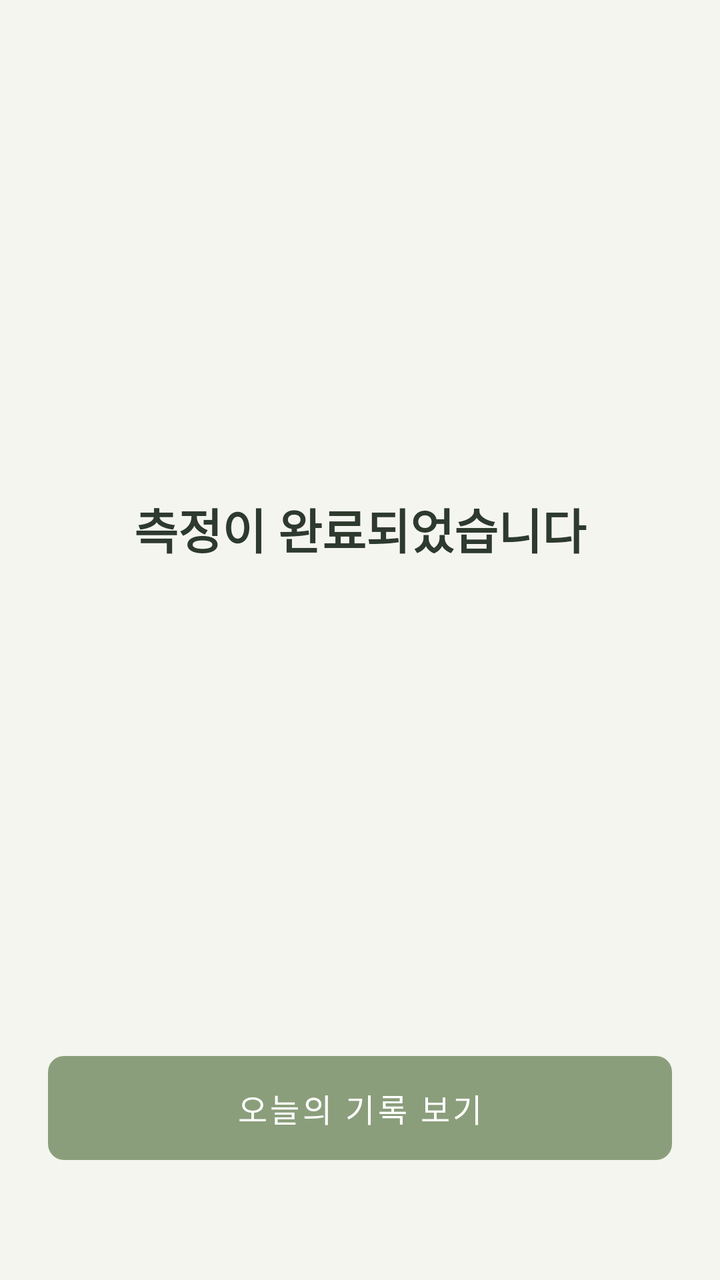
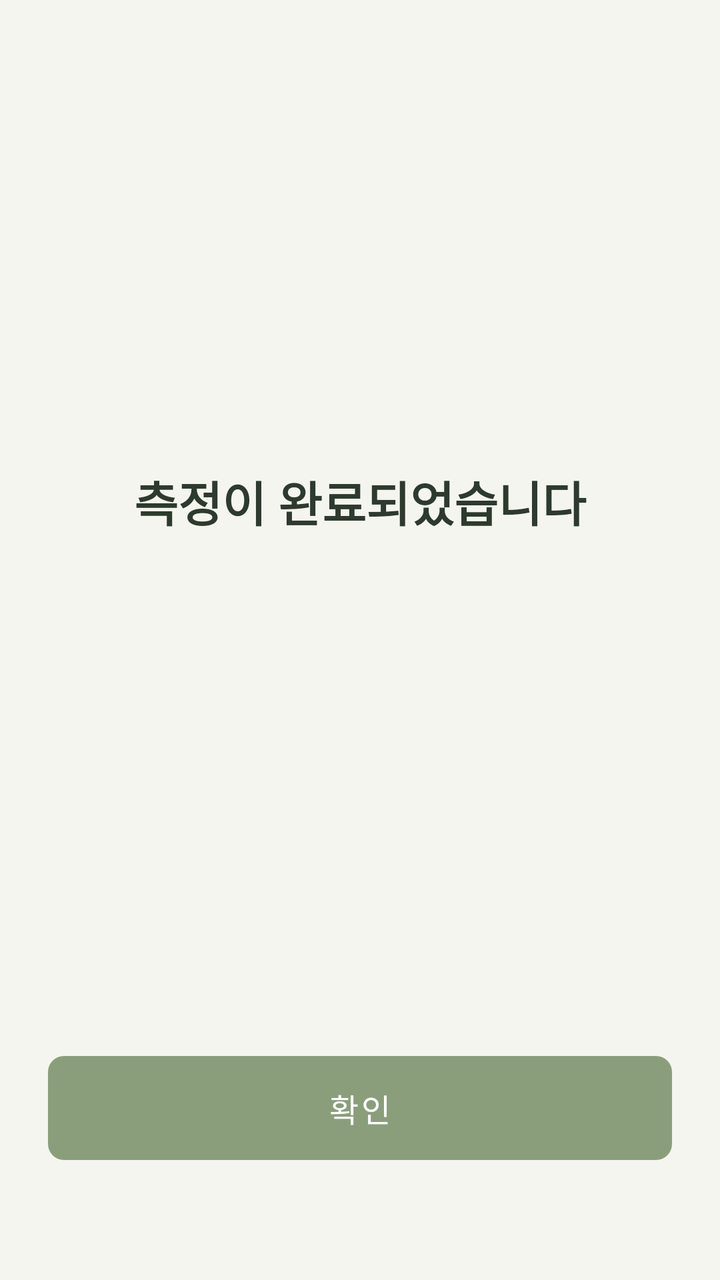

Two renders of the same Android screen: before a commit and after it. Below are the layout's source before the change and the commit's diff.
<!-- AndroidManifest.xml: application theme Theme.NewRitage -->
<!-- res/layout/activity_session_complete.xml -->
<?xml version="1.0" encoding="utf-8"?>
<FrameLayout
    xmlns:android="http://schemas.android.com/apk/res/android"
    xmlns:app="http://schemas.android.com/apk/res-auto"
    android:layout_width="match_parent"
    android:layout_height="match_parent"
    android:background="@color/background">

    
    <androidx.constraintlayout.widget.ConstraintLayout
        android:id="@+id/layoutComplete"
        android:layout_width="match_parent"
        android:layout_height="match_parent">

        <TextView
            android:id="@+id/tvCompleteTitle"
            android:layout_width="0dp"
            android:layout_height="wrap_content"
            android:text="@string/session_complete_title"
            android:textSize="24sp"
            android:textColor="@color/text_primary"
            android:textStyle="bold"
            android:gravity="center"
            app:layout_constraintTop_toTopOf="parent"
            app:layout_constraintBottom_toTopOf="@id/btnGoRecord"
            app:layout_constraintStart_toStartOf="parent"
            app:layout_constraintEnd_toEndOf="parent" />

        <Button
            android:id="@+id/btnGoRecord"
            android:layout_width="0dp"
            android:layout_height="52dp"
            android:text="오늘의 기록 보기"
            android:background="@drawable/btn_primary_bg"
            android:textColor="@color/white"
            android:textSize="16sp"
            android:stateListAnimator="@null"
            android:layout_marginStart="24dp"
            android:layout_marginEnd="24dp"
            android:layout_marginBottom="60dp"
            app:layout_constraintBottom_toBottomOf="parent"
            app:layout_constraintStart_toStartOf="parent"
            app:layout_constraintEnd_toEndOf="parent" />

    </androidx.constraintlayout.widget.ConstraintLayout>

    
    <ScrollView
        android:id="@+id/layoutRecord"
        android:layout_width="match_parent"
        android:layout_height="match_parent"
        android:visibility="gone"
        android:fillViewport="true">

        <LinearLayout
            android:layout_width="match_parent"
            android:layout_height="wrap_content"
            android:orientation="vertical"
            android:padding="16dp"
            android:paddingBottom="40dp">

            <TextView
                android:layout_width="match_parent"
                android:layout_height="56dp"
                android:text="오늘의 기록"
                android:textSize="18sp"
                android:textStyle="bold"
                android:textColor="@color/text_primary"
                android:gravity="center_vertical"
                android:paddingStart="8dp" />

            
            <androidx.cardview.widget.CardView
                android:layout_width="match_parent"
                android:layout_height="wrap_content"
                android:layout_marginBottom="16dp"
                app:cardCornerRadius="12dp"
                app:cardElevation="2dp"
                app:cardBackgroundColor="@color/surface">

                <LinearLayout
                    android:layout_width="match_parent"
                    android:layout_height="wrap_content"
                    android:orientation="vertical"
                    android:padding="20dp">

                    <LinearLayout
                        android:layout_width="match_parent"
                        android:layout_height="wrap_content"
                        android:orientation="horizontal"
                        android:layout_marginBottom="20dp">

                        <LinearLayout android:layout_width="0dp" android:layout_height="wrap_content"
                            android:layout_weight="1" android:orientation="vertical" android:gravity="center">
                            <TextView android:id="@+id/tvRecordMedTime"
                                android:layout_width="wrap_content" android:layout_height="wrap_content"
                                android:text="--:--" android:textSize="22sp"
                                android:textStyle="bold" android:textColor="@color/text_primary" />
                            <TextView android:layout_width="wrap_content" android:layout_height="wrap_content"
                                android:text="명상 시간" android:textSize="12sp" android:textColor="@color/text_secondary" />
                        </LinearLayout>

                        <View android:layout_width="1dp" android:layout_height="match_parent"
                            android:background="@color/divider" />

                        <LinearLayout android:layout_width="0dp" android:layout_height="wrap_content"
                            android:layout_weight="1" android:orientation="vertical" android:gravity="center">
                            <TextView android:id="@+id/tvRecordAvgPressure"
                                android:layout_width="wrap_content" android:layout_height="wrap_content"
                                android:text="-- kPa" android:textSize="22sp"
                                android:textStyle="bold" android:textColor="@color/text_primary" />
                            <TextView android:layout_width="wrap_content" android:layout_height="wrap_content"
                                android:text="평균 긴장도" android:textSize="12sp" android:textColor="@color/text_secondary" />
                        </LinearLayout>
                    </LinearLayout>

                    <LinearLayout
                        android:layout_width="match_parent"
                        android:layout_height="wrap_content"
                        android:orientation="horizontal">

                        <LinearLayout android:layout_width="0dp" android:layout_height="wrap_content"
                            android:layout_weight="1" android:orientation="vertical" android:gravity="center">
                            <TextView android:id="@+id/tvRecordMaxPressure"
                                android:layout_width="wrap_content" android:layout_height="wrap_content"
                                android:text="-- kPa" android:textSize="18sp"
                                android:textStyle="bold" android:textColor="@color/text_primary" />
                            <TextView android:layout_width="wrap_content" android:layout_height="wrap_content"
                                android:text="최고 압력" android:textSize="12sp" android:textColor="@color/text_secondary" />
                        </LinearLayout>

                        <View android:layout_width="1dp" android:layout_height="match_parent"
                            android:background="@color/divider" />

                        <LinearLayout android:layout_width="0dp" android:layout_height="wrap_content"
                            android:layout_weight="1" android:orientation="vertical" android:gravity="center">
                            <TextView android:id="@+id/tvRecordMinPressure"
                                android:layout_width="wrap_content" android:layout_height="wrap_content"
                                android:text="-- kPa" android:textSize="18sp"
                                android:textStyle="bold" android:textColor="@color/text_primary" />
                            <TextView android:layout_width="wrap_content" android:layout_height="wrap_content"
                                android:text="최저 압력" android:textSize="12sp" android:textColor="@color/text_secondary" />
                        </LinearLayout>
                    </LinearLayout>
                </LinearLayout>
            </androidx.cardview.widget.CardView>

            
            <androidx.cardview.widget.CardView
                android:layout_width="match_parent"
                android:layout_height="wrap_content"
                android:layout_marginBottom="24dp"
                app:cardCornerRadius="12dp"
                app:cardElevation="2dp"
                app:cardBackgroundColor="@color/surface">

                <LinearLayout
                    android:layout_width="match_parent"
                    android:layout_height="wrap_content"
                    android:orientation="vertical"
                    android:padding="20dp">

                    <TextView
                        android:layout_width="match_parent"
                        android:layout_height="wrap_content"
                        android:text="오늘의 감정"
                        android:textSize="14sp"
                        android:textColor="@color/text_secondary"
                        android:layout_marginBottom="12dp" />

                    <EditText
                        android:id="@+id/etEmotion"
                        android:layout_width="match_parent"
                        android:layout_height="100dp"
                        android:hint="오늘의 감정을 작성해 주세요"
                        android:background="@drawable/bg_input_rounded"
                        android:padding="12dp"
                        android:gravity="top"
                        android:inputType="textMultiLine"
                        android:textSize="14sp" />
                </LinearLayout>
            </androidx.cardview.widget.CardView>

            <Button
                android:id="@+id/btnSaveRecord"
                android:layout_width="match_parent"
                android:layout_height="52dp"
                android:text="저장하기"
                android:background="@drawable/btn_primary_bg"
                android:textColor="@color/white"
                android:textSize="16sp"
                android:stateListAnimator="@null" />

        </LinearLayout>
    </ScrollView>

    
    <androidx.constraintlayout.widget.ConstraintLayout
        android:id="@+id/layoutThread"
        android:layout_width="match_parent"
        android:layout_height="match_parent"
        android:visibility="gone">

        <TextView
            android:id="@+id/tvThreadTitle"
            android:layout_width="0dp"
            android:layout_height="wrap_content"
            android:text="@string/thread_provide_title"
            android:textSize="20sp"
            android:textColor="@color/text_primary"
            android:textStyle="bold"
            android:gravity="center"
            android:layout_marginStart="32dp"
            android:layout_marginEnd="32dp"
            app:layout_constraintTop_toTopOf="parent"
            app:layout_constraintBottom_toTopOf="@id/threadColorView"
            app:layout_constraintStart_toStartOf="parent"
            app:layout_constraintEnd_toEndOf="parent"
            app:layout_constraintVertical_chainStyle="packed" />

        
        <View
            android:id="@+id/threadColorView"
            android:layout_width="160dp"
            android:layout_height="160dp"
            android:background="@drawable/bg_thread_square"
            android:layout_marginTop="24dp"
            app:layout_constraintTop_toBottomOf="@id/tvThreadTitle"
            app:layout_constraintBottom_toTopOf="@id/tvThreadColorName"
            app:layout_constraintStart_toStartOf="parent"
            app:layout_constraintEnd_toEndOf="parent" />

        <TextView
            android:id="@+id/tvThreadColorName"
            android:layout_width="wrap_content"
            android:layout_height="wrap_content"
            android:text=""
            android:textSize="16sp"
            android:textColor="@color/text_secondary"
            android:layout_marginTop="12dp"
            app:layout_constraintTop_toBottomOf="@id/threadColorView"
            app:layout_constraintBottom_toTopOf="@id/tvThreadSubtitle"
            app:layout_constraintStart_toStartOf="parent"
            app:layout_constraintEnd_toEndOf="parent" />

        <TextView
            android:id="@+id/tvThreadSubtitle"
            android:layout_width="0dp"
            android:layout_height="wrap_content"
            android:text="@string/thread_provide_subtitle"
            android:textSize="13sp"
            android:textColor="@color/text_hint"
            android:gravity="center"
            android:layout_marginStart="32dp"
            android:layout_marginEnd="32dp"
            android:layout_marginTop="8dp"
            app:layout_constraintTop_toBottomOf="@id/tvThreadColorName"
            app:layout_constraintBottom_toBottomOf="parent"
            app:layout_constraintStart_toStartOf="parent"
            app:layout_constraintEnd_toEndOf="parent" />

        <Button
            android:id="@+id/btnGoMain"
            android:layout_width="0dp"
            android:layout_height="52dp"
            android:text="@string/btn_go_main"
            android:background="@drawable/btn_primary_bg"
            android:textColor="@color/white"
            android:textSize="16sp"
            android:stateListAnimator="@null"
            android:layout_marginStart="24dp"
            android:layout_marginEnd="24dp"
            android:layout_marginBottom="60dp"
            app:layout_constraintBottom_toBottomOf="parent"
            app:layout_constraintStart_toStartOf="parent"
            app:layout_constraintEnd_toEndOf="parent" />

    </androidx.constraintlayout.widget.ConstraintLayout>

</FrameLayout>
<!-- resources referenced by this layout -->
<resources>
  <color name="background">#F5F5F0</color>
  <color name="divider">#E0E0D8</color>
  <color name="surface">#FFFFFF</color>
  <color name="text_hint">#9AAA9A</color>
  <color name="text_primary">#2D3A2D</color>
  <color name="text_secondary">#5A6B5A</color>
  <color name="white">#FFFFFF</color>
  <!-- drawable bg_input_rounded (drawable) -->
  <?xml version="1.0" encoding="utf-8"?>
  <shape xmlns:android="http://schemas.android.com/apk/res/android"
      android:shape="rectangle">
      <solid android:color="@color/surface" />
      <stroke
          android:width="1dp"
          android:color="@color/input_border" />
      <corners android:radius="8dp" />
  </shape>
  <!-- drawable bg_thread_square (drawable) -->
  <?xml version="1.0" encoding="utf-8"?>
  <shape xmlns:android="http://schemas.android.com/apk/res/android"
      android:shape="rectangle">
      <solid android:color="@color/surface" />
      <stroke
          android:width="1dp"
          android:color="@color/divider" />
      <corners android:radius="4dp" />
  </shape>
  <!-- drawable btn_primary_bg (drawable) -->
  <?xml version="1.0" encoding="utf-8"?>
  <shape xmlns:android="http://schemas.android.com/apk/res/android"
      android:shape="rectangle">
      <solid android:color="@color/btn_primary" />
      <corners android:radius="8dp" />
  </shape>
  <string name="btn_go_main">메인화면으로</string>
  <string name="session_complete_title">측정이 완료되었습니다</string>
  <string name="thread_provide_subtitle">오늘 명상 데이터를 바탕으로 실 색상이 결정되었습니다.</string>
  <string name="thread_provide_title">오늘의 실이 생성되었어요</string>
  <style name="Theme.NewRitage" parent="Theme.MaterialComponents.Light.NoActionBar">
          <item name="colorPrimary">@color/primary</item>
          <item name="colorPrimaryDark">@color/primary_dark</item>
          <item name="colorAccent">@color/primary</item>
          <item name="android:windowBackground">@color/background</item>
          <item name="android:statusBarColor">@color/primary</item>
          <item name="android:fontFamily">sans-serif</item>
      </style>
  <color name="input_border">#C8C8C8</color>
  <color name="btn_primary">#8B9E7B</color>
  <color name="primary">#8B9E7B</color>
  <color name="primary_dark">#6B7E5B</color>
</resources>

<!-- the commit's change to res/layout/activity_session_complete.xml (unified diff, before → after) -->
@@ -22,6 +22,21 @@
             android:textStyle="bold"
             android:gravity="center"
             app:layout_constraintTop_toTopOf="parent"
+            app:layout_constraintBottom_toTopOf="@id/tvStreakDays"
+            app:layout_constraintStart_toStartOf="parent"
+            app:layout_constraintEnd_toEndOf="parent"
+            app:layout_constraintVertical_chainStyle="packed" />
+
+        <TextView
+            android:id="@+id/tvStreakDays"
+            android:layout_width="0dp"
+            android:layout_height="wrap_content"
+            android:text=""
+            android:textSize="14sp"
+            android:textColor="@color/text_secondary"
+            android:gravity="center"
+            android:layout_marginTop="8dp"
+            app:layout_constraintTop_toBottomOf="@id/tvCompleteTitle"
             app:layout_constraintBottom_toTopOf="@id/btnGoRecord"
             app:layout_constraintStart_toStartOf="parent"
             app:layout_constraintEnd_toEndOf="parent" />
@@ -30,7 +45,7 @@
             android:id="@+id/btnGoRecord"
             android:layout_width="0dp"
             android:layout_height="52dp"
-            android:text="오늘의 기록 보기"
+            android:text="확인"
             android:background="@drawable/btn_primary_bg"
             android:textColor="@color/white"
             android:textSize="16sp"
@@ -255,6 +270,38 @@
             android:layout_marginEnd="32dp"
             android:layout_marginTop="8dp"
             app:layout_constraintTop_toBottomOf="@id/tvThreadColorName"
+            app:layout_constraintBottom_toTopOf="@id/tvKeywords"
+            app:layout_constraintStart_toStartOf="parent"
+            app:layout_constraintEnd_toEndOf="parent" />
+
+        <TextView
+            android:id="@+id/tvKeywords"
+            android:layout_width="0dp"
+            android:layout_height="wrap_content"
+            android:text=""
+            android:textSize="13sp"
+            android:textColor="@color/text_secondary"
+            android:gravity="center"
+            android:layout_marginStart="32dp"
+            android:layout_marginEnd="32dp"
+            android:layout_marginTop="12dp"
+            app:layout_constraintTop_toBottomOf="@id/tvThreadSubtitle"
+            app:layout_constraintBottom_toTopOf="@id/tvAiFeedback"
+            app:layout_constraintStart_toStartOf="parent"
+            app:layout_constraintEnd_toEndOf="parent" />
+
+        <TextView
+            android:id="@+id/tvAiFeedback"
+            android:layout_width="0dp"
+            android:layout_height="wrap_content"
+            android:text=""
+            android:textSize="13sp"
+            android:textColor="@color/text_secondary"
+            android:gravity="center"
+            android:layout_marginStart="32dp"
+            android:layout_marginEnd="32dp"
+            android:layout_marginTop="8dp"
+            app:layout_constraintTop_toBottomOf="@id/tvKeywords"
             app:layout_constraintBottom_toBottomOf="parent"
             app:layout_constraintStart_toStartOf="parent"
             app:layout_constraintEnd_toEndOf="parent" />
<!-- resource entries referenced after the edit -->
@@ -31,7 +31,7 @@
   <?xml version="1.0" encoding="utf-8"?>
   <shape xmlns:android="http://schemas.android.com/apk/res/android"
       android:shape="rectangle">
-      <solid android:color="@color/btn_primary" />
+      <solid android:color="@color/primary" />
       <corners android:radius="8dp" />
   </shape>
   <string name="btn_go_main">메인화면으로</string>
@@ -47,7 +47,6 @@
           <item name="android:fontFamily">sans-serif</item>
       </style>
   <color name="input_border">#C8C8C8</color>
-  <color name="btn_primary">#8B9E7B</color>
   <color name="primary">#8B9E7B</color>
   <color name="primary_dark">#6B7E5B</color>
 </resources>
